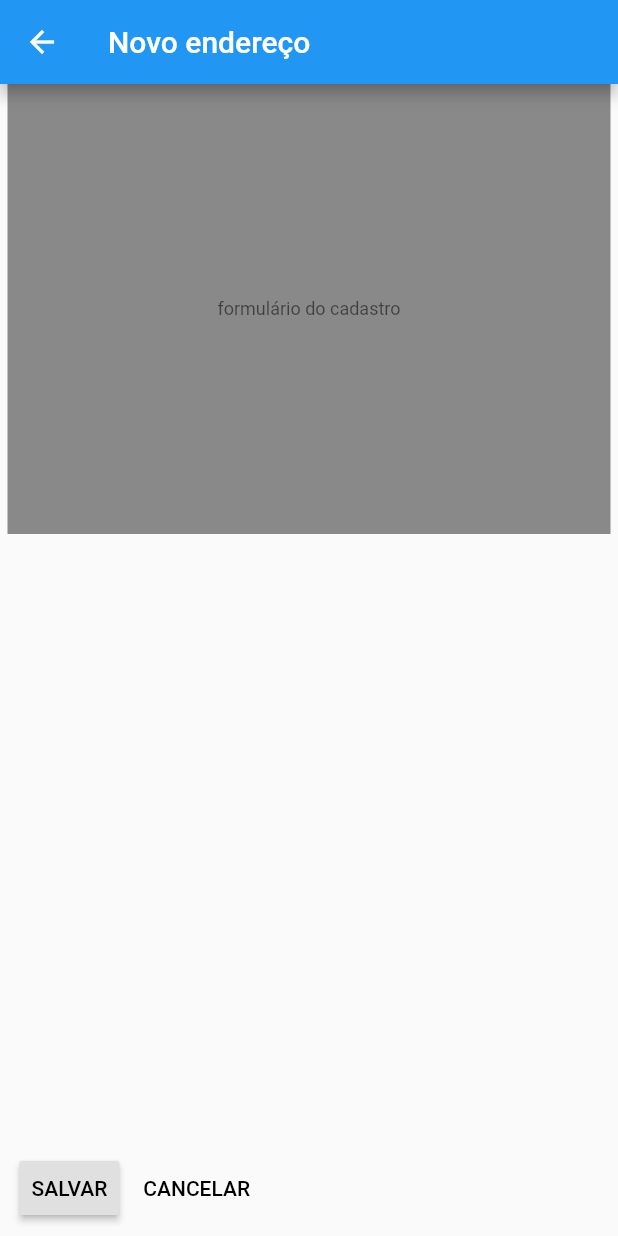
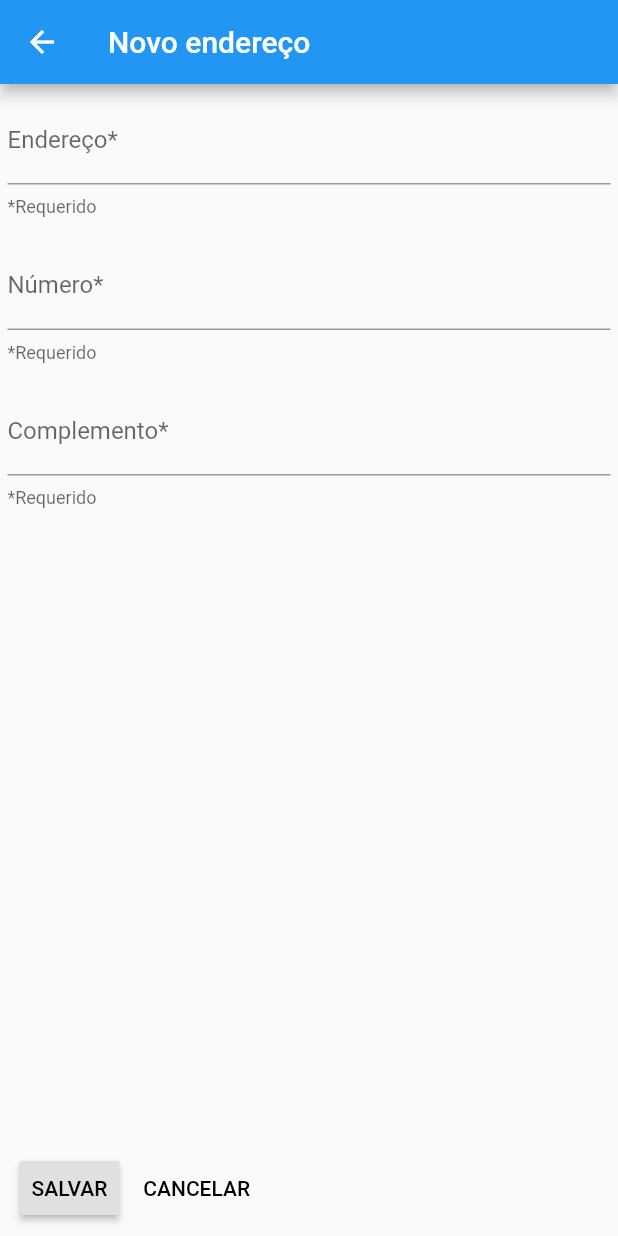
Before and after one commit to felipeesser/Pizza-Time, a Flutter app: the NovoEndereco screen opened directly, on a phone screen of 412 x 824 dp. Run offline on Flutter 3.47's test engine with Material 2 defaults, Android fonts, the phone set to English and light mode, and no system bars; our stand-ins replace cloud_firestore, firebase_auth; accounts and stored records are empty.

Commit message:
adicionados os campos necessários para o cadastro de um endereço

````diff
--- a/lib/telas/novo_endereco/components/form_novo_endereco.dart
+++ b/lib/telas/novo_endereco/components/form_novo_endereco.dart
@@ -8,23 +8,97 @@ import 'package:flutter/material.dart';
 /// ...
 /// ```
 class FormNovoEndereco extends StatefulWidget {
+  FormNovoEndereco({Key key}) : super(key: key);
+
   @override
   _FormNovoEnderecoState createState() => _FormNovoEnderecoState();
 }
 
+// TODO - acrescentar os TextEditingController
 class _FormNovoEnderecoState extends State<FormNovoEndereco> {
+  final _formNovoEnderecoKey = GlobalKey<FormState>();
+
   @override
   Widget build(BuildContext context) {
-    // TODO - substituir pelo formulário de cadastro usado na tela de login.
-    // return Form();
-    return Container(
-      height: 300,
-      color: Colors.black45,
-      alignment: Alignment.center,
-      child: Text(
-        'formulário do cadastro',
-        style: Theme.of(context).textTheme.caption,
+    return Form(
+      key: _formNovoEnderecoKey,
+      autovalidate: false,
+      child: Column(
+        crossAxisAlignment: CrossAxisAlignment.start,
+        children: [
+          SizedBox(height: 8),
+          TextFormField(
+            keyboardType: TextInputType.text,
+            decoration: InputDecoration(
+              labelText: 'Endereço*',
+              hintText: 'Endereço para entrega',
+              helperText: '*Requerido',
+            ),
+            validator: (value) => _validarEndereco(value),
+          ),
+          SizedBox(height: 16),
+          TextFormField(
+            keyboardType: TextInputType.number,
+            decoration: InputDecoration(
+              labelText: 'Número*',
+              hintText: 'número...',
+              helperText: '*Requerido',
+            ),
+            validator: (value) => _validarNumero(value),
+          ),
+          SizedBox(height: 16),
+          TextFormField(
+            keyboardType: TextInputType.text,
+            decoration: InputDecoration(
+              labelText: 'Complemento*',
+              hintText: 'complemento...',
+              helperText: '*Requerido',
+            ),
+            validator: (value) => _validarComplemento(value),
+          ),
+        ],
       ),
     );
   }
+
+  /// Avalia o endereço seguindo as regras definidas para a avaliação.
+  _validarEndereco(String value) {
+    if (value.isEmpty) {
+      return 'Preencha o endereço';
+    }
+    return null;
+  }
+
+  /// Avalia o endereço seguindo as regras definidas para a avaliação.
+  _validarNumero(String value) {
+    if (value.isEmpty) {
+      return 'Preencha o número';
+    }
+    return null;
+  }
+
+  /// Avalia o endereço seguindo as regras definidas para a avaliação.
+  _validarComplemento(String value) {
+    if (value.isEmpty) {
+      return 'Preencha o compelemento';
+    }
+    return null;
+  }
+
+  // retorna os informações preechidas no formulário.
+  getInfos() {
+    // verdadeiro se o formulario for válido, falso caso contrário.
+    if (_formNovoEnderecoKey.currentState.validate()) {
+      print('valores retornados');
+      return {'endereco': '', 'numero': 0, 'complemento': ''};
+    }
+    return null;
+  }
+
+  /// Desaloca componentes criados para esse widget.
+  @override
+  void dispose() {
+    // TODO: implement dispose
+    super.dispose();
+  }
 }
````
